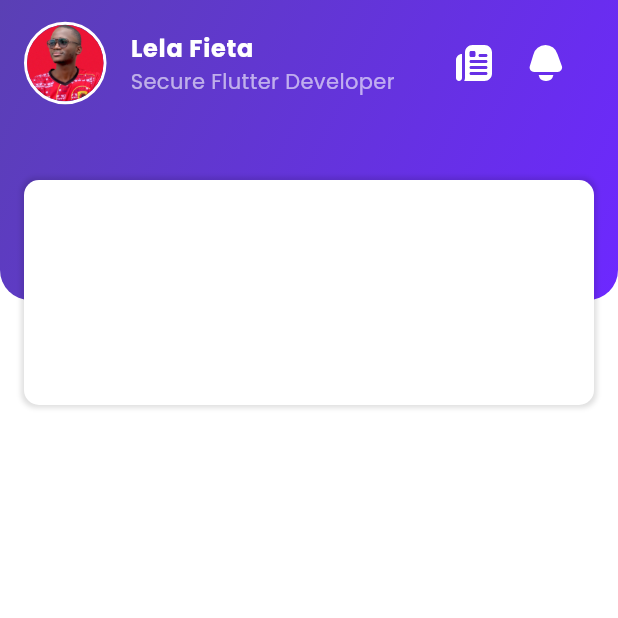
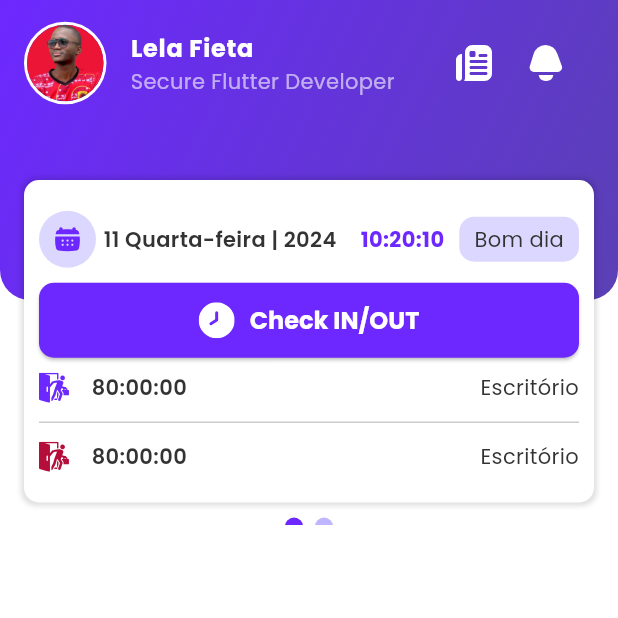
Before and after one commit to lelafieta/companyx.v2, a Flutter app: the EmployeePage screen opened by its route, on a phone screen of 412 x 824 dp, the top half of it. Run offline on Flutter 3.47's test engine with Material 3 defaults, Android fonts, the phone set to English and light mode, and no system bars; drawn by our look-alikes of flutter_carousel_widget; our stand-ins replace dismissible_page, flutter_svg, get.

Commit message:
Creating first page card

```diff
--- a/lib/core/resources/app_icons.dart
+++ b/lib/core/resources/app_icons.dart
@@ -8,4 +8,13 @@ class AppIcons {
 
   static const String bell = "${iconUrl}bell.svg";
   static const String newspaper = "${iconUrl}newspaper.svg";
+  static const String calendar = "${iconUrl}calendar.svg";
+  static const String faceId = "${iconUrl}face-id.svg";
+  static const String clock = "${iconUrl}clock.svg";
+  static const String exit = "${iconUrl}exit.svg";
+  static const String weather = "${iconUrl}weather.svg";
+  static const String marker = "${iconUrl}marker.svg";
+  static const String humidity = "${iconUrl}humidity.svg";
+  static const String snowBlowing = "${iconUrl}snow-blowing.svg";
+  static const String umbrella = "${iconUrl}umbrella.svg";
 }
--- a/lib/core/resources/app_images.dart
+++ b/lib/core/resources/app_images.dart
@@ -34,4 +34,5 @@ class AppImages {
   static const String rh = "${_imageUrl}rh.png";
   static const String employees = "${_imageUrl}employees.png";
   static const String employee = "${_imageUrl}employee.png";
+  static const String cloudyDay = "${_imageUrl}cloudy-day.png";
 }
--- a/lib/features/employee/ui/pages/employee_page.dart
+++ b/lib/features/employee/ui/pages/employee_page.dart
@@ -1,9 +1,12 @@
 import 'package:companyx/core/resources/app_icons.dart';
 import 'package:companyx/core/resources/app_images.dart';
+import 'package:companyx/features/employee/ui/widgets/carousel_first_widget.dart';
 import 'package:flutter/material.dart';
+import 'package:flutter_carousel_widget/flutter_carousel_widget.dart';
 import 'package:flutter_svg/flutter_svg.dart';
 
 import '../../../../config/themes/color_palette.dart';
+import '../widgets/carousel_second_widget.dart';
 
 class EmployeePage extends StatefulWidget {
   const EmployeePage({super.key});
@@ -13,6 +16,12 @@ class EmployeePage extends StatefulWidget {
 }
 
 class _EmployeePageState extends State<EmployeePage> {
+  List<Widget> carouselWidgets = [
+    CarouselFirstWidget(),
+    CarouselFirstWidget(),
+    CarouselSecondWidget(),
+  ];
+
   @override
   Widget build(BuildContext context) {
     return Scaffold(
@@ -22,7 +31,7 @@ class _EmployeePageState extends State<EmployeePage> {
             children: [
               Container(
                 width: double.infinity,
-                height: 275,
+                height: 350,
                 decoration: const BoxDecoration(
                     // color: Colors.red,
                     ),
@@ -37,8 +46,8 @@ class _EmployeePageState extends State<EmployeePage> {
                   decoration: const BoxDecoration(
                     gradient: LinearGradient(
                       colors: [
+                        AppColors.primary,
                         AppColors.primaryDarker,
-                        AppColors.primary,
                       ],
                       begin: Alignment.topLeft, // Início do gradiente
                       end: Alignment.bottomRight, // Fim do gradiente
@@ -82,7 +91,7 @@ class _EmployeePageState extends State<EmployeePage> {
                           color: Colors.white.withOpacity(.6),
                         ),
                       ),
-                      trailing: Container(
+                      trailing: SizedBox(
                         width: 100,
                         // color: Colors.red,
                         child: Row(
@@ -90,7 +99,7 @@ class _EmployeePageState extends State<EmployeePage> {
                           crossAxisAlignment: CrossAxisAlignment.end,
                           children: [
                             IconButton(
-                              padding: EdgeInsets.all(0),
+                              padding: const EdgeInsets.all(0),
                               onPressed: () {},
                               icon: SvgPicture.asset(
                                 AppIcons.newspaper,
@@ -112,28 +121,57 @@ class _EmployeePageState extends State<EmployeePage> {
                 ),
               ),
               Positioned(
-                left: 16,
-                right: 16,
-                top: 120,
-                child: Container(
-                  height: 150,
-                  decoration: BoxDecoration(
-                    color: Colors.white,
-                    boxShadow: const [
-                      BoxShadow(
-                        spreadRadius: 2,
-                        blurRadius: 2,
-                        color: Colors.black12,
+                left: 0,
+                right: 0,
+                top: 110,
+                // child: Container(
+                //   height: 150,
+                //   decoration: BoxDecoration(
+                //     color: Colors.white,
+                //     boxShadow: [
+                //       BoxShadow(
+                //         spreadRadius: 2,
+                //         blurRadius: 2,
+                //         color: Colors.black12,
+                //       ),
+                //     ],
+                //   ),
+                //   ),
+                // ),
+                child: FlutterCarousel(
+                  options: FlutterCarouselOptions(
+                    height: 230.0,
+                    showIndicator: true,
+                    initialPage: 0,
+                    viewportFraction: 1,
+                    indicatorMargin: 5,
+                    floatingIndicator: false,
+                    slideIndicator: CircularSlideIndicator(
+                      slideIndicatorOptions: const SlideIndicatorOptions(
+                        indicatorBackgroundColor: AppColors.primaryLighter,
+                        currentIndicatorColor: AppColors.primary,
                       ),
-                    ],
-                    borderRadius: BorderRadius.circular(10),
+                    ),
                   ),
+                  items: [1, 2].map((i) {
+                    return Padding(
+                      padding: const EdgeInsets.only(
+                          left: 16, right: 16, top: 10, bottom: 5),
+                      child: Builder(
+                        builder: (BuildContext context) {
+                          return carouselWidgets.elementAt(i);
+                        },
+                      ),
+                    );
+                  }).toList(),
                 ),
               ),
             ],
           ),
           Expanded(
-            child: Column(),
+            child: Column(
+              children: [],
+            ),
           )
         ],
       ),
--- /dev/null
+++ b/lib/features/employee/ui/widgets/carousel_first_widget.dart
@@ -0,0 +1,169 @@
+import 'package:flutter/material.dart';
+import 'package:flutter_svg/flutter_svg.dart';
+
+import '../../../../config/themes/color_palette.dart';
+import '../../../../core/resources/app_icons.dart';
+
+class CarouselFirstWidget extends StatelessWidget {
+  const CarouselFirstWidget({super.key});
+
+  @override
+  Widget build(BuildContext context) {
+    return Container(
+      padding: EdgeInsets.all(10),
+      height: 100,
+      decoration: BoxDecoration(
+        color: Colors.white,
+        boxShadow: const [
+          BoxShadow(
+            spreadRadius: 2,
+            blurRadius: 2,
+            color: Colors.black12,
+          ),
+        ],
+        borderRadius: BorderRadius.circular(10),
+      ),
+      child: Container(
+        child: Column(
+          crossAxisAlignment: CrossAxisAlignment.center,
+          mainAxisAlignment: MainAxisAlignment.center,
+          children: [
+            Row(
+              mainAxisAlignment: MainAxisAlignment.spaceBetween,
+              children: [
+                Row(
+                  children: [
+                    Container(
+                      padding: EdgeInsets.all(10),
+                      decoration: BoxDecoration(
+                        color: AppColors.primaryLightest,
+                        borderRadius: BorderRadius.circular(50),
+                      ),
+                      child: Center(
+                        child: SvgPicture.asset(
+                          AppIcons.calendar,
+                          width: 18,
+                          color: AppColors.primary,
+                        ),
+                      ),
+                    ),
+                    SizedBox(
+                      width: 5,
+                    ),
+                    Text(
+                      "11 Quarta-feira | 2024",
+                      style: TextStyle(
+                        fontWeight: FontWeight.w600,
+                      ),
+                    ),
+                  ],
+                ),
+                Row(
+                  children: [
+                    const Text(
+                      "10:20:10",
+                      style: TextStyle(
+                          fontWeight: FontWeight.bold,
+                          color: AppColors.primary),
+                    ),
+                    const SizedBox(
+                      width: 10,
+                    ),
+                    Container(
+                      padding:
+                          EdgeInsets.symmetric(vertical: 5, horizontal: 10),
+                      decoration: BoxDecoration(
+                        color: AppColors.primaryLightest,
+                        borderRadius: BorderRadius.circular(10),
+                      ),
+                      child: const Text("Bom dia"),
+                    ),
+                  ],
+                )
+              ],
+            ),
+            const SizedBox(
+              height: 10,
+            ),
+            ElevatedButton(
+              onPressed: () {},
+              child: Row(
+                mainAxisAlignment: MainAxisAlignment.center,
+                children: [
+                  SvgPicture.asset(
+                    AppIcons.clock,
+                    color: Colors.white,
+                  ),
+                  const SizedBox(
+                    width: 10,
+                  ),
+                  const Text("Check IN/OUT"),
+                ],
+              ),
+            ),
+            const SizedBox(
+              height: 10,
+            ),
+            Row(
+              mainAxisAlignment: MainAxisAlignment.spaceBetween,
+              children: [
+                Row(
+                  children: [
+                    SvgPicture.asset(
+                      AppIcons.exit,
+                      width: 20,
+                      color: AppColors.primary,
+                    ),
+                    const SizedBox(
+                      width: 15,
+                    ),
+                    const Text(
+                      "80:00:00",
+                      style: TextStyle(
+                        fontWeight: FontWeight.w600,
+                      ),
+                    ),
+                  ],
+                ),
+                Text("Escritório"),
+              ],
+            ),
+            SizedBox(
+              height: 5,
+            ),
+            Divider(
+              color: AppColors.neutralLighter,
+            ),
+            SizedBox(
+              height: 5,
+            ),
+            Row(
+              mainAxisAlignment: MainAxisAlignment.spaceBetween,
+              children: [
+                Row(
+                  children: [
+                    SvgPicture.asset(
+                      AppIcons.exit,
+                      width: 20,
+                      color: AppColors.redDark,
+                    ),
+                    SizedBox(
+                      width: 15,
+                    ),
+                    Text(
+                      "80:00:00",
+                      style: TextStyle(
+                        fontWeight: FontWeight.w600,
+                      ),
+                    ),
+                  ],
+                ),
+                Text("Escritório"),
+              ],
+            ),
+          ],
+        ),
+      ),
+    );
+  }
+}
--- a/pubspec.yaml
+++ b/pubspec.yaml
@@ -48,6 +48,8 @@ dependencies:
   dismissible_page: ^1.0.2
   fan_carousel_image_slider: ^1.0.1
   card_swiper: ^3.0.1
+  carousel_slider: ^5.0.0
+  flutter_carousel_widget: ^3.1.0
 
 dev_dependencies:
   flutter_test:
```
Also changed, not shown: lib/features/employee/ui/widgets/carousel_second_widget.dart (added, +256 -0 lines), assets/icons/calendar.svg (added), assets/icons/clock.svg (added), assets/icons/exit.svg (added), assets/icons/face-id.svg (added), assets/icons/humidity.svg (added), assets/icons/marker.svg (added), assets/icons/snow-blowing.svg (added), assets/icons/umbrella.svg (added), assets/icons/weather.svg (added), assets/images/cloudy-day.png (added), pubspec.lock.
